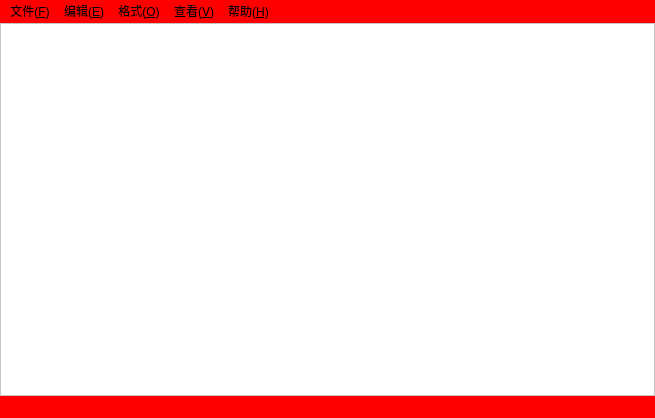
This is mynote.ui in longlongint/mynotepad_QT as Qt 5 draws it before an edit. The edited form follows.
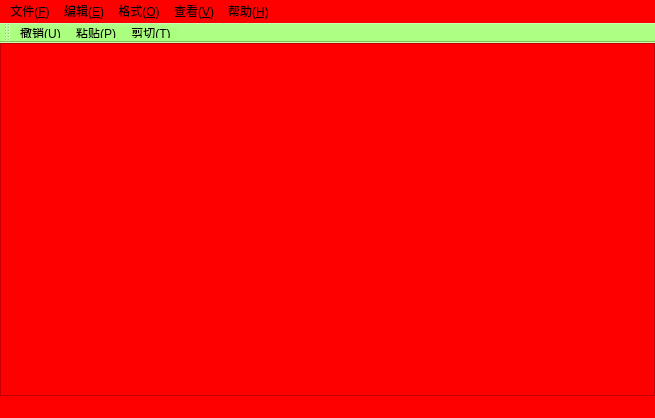
This is the edited form. Icons and pictures are not drawn.

```diff
--- a/mynote.ui
+++ b/mynote.ui
@@ -38,7 +38,7 @@
        </font>
       </property>
       <property name="styleSheet">
-       <string notr="true">background-color: rgb(255, 255, 255);</string>
+       <string notr="true">border-image: url(:/images/images/193529-106.jpg);</string>
       </property>
      </widget>
     </item>
@@ -114,6 +114,29 @@
    <addaction name="menu_5"/>
   </widget>
   <widget class="QStatusBar" name="statusBar"/>
+  <widget class="QToolBar" name="toolBar">
+   <property name="maximumSize">
+    <size>
+     <width>16777215</width>
+     <height>20</height>
+    </size>
+   </property>
+   <property name="windowTitle">
+    <string>toolBar</string>
+   </property>
+   <property name="styleSheet">
+    <string notr="true">background-color: rgb(170, 255, 127);</string>
+   </property>
+   <attribute name="toolBarArea">
+    <enum>TopToolBarArea</enum>
+   </attribute>
+   <attribute name="toolBarBreak">
+    <bool>false</bool>
+   </attribute>
+   <addaction name="action_cancel"/>
+   <addaction name="action_past"/>
+   <addaction name="action_cut"/>
+  </widget>
   <action name="actionnew">
    <property name="text">
     <string>新建(&amp;N)</string>
```
Left out of the diff: 21 changed lines with no effect on the pictures.
